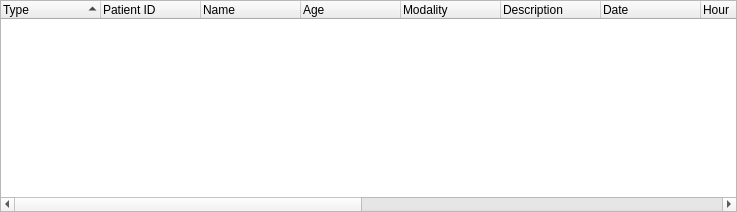
Before: the Qt Designer form starviewer/src/interface/qstudytreewidgetbase.ui in starviewer-medical/starviewer, drawn with Qt 5.
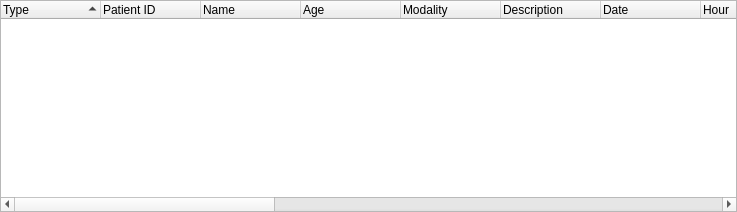
After: the same form once the commit is applied.

Diff of the .ui file:
```diff
--- a/starviewer/src/interface/qstudytreewidgetbase.ui
+++ b/starviewer/src/interface/qstudytreewidgetbase.ui
@@ -45,7 +45,7 @@
       <enum>QAbstractItemView::SingleSelection</enum>
      </property>
      <property name="rootIsDecorated" >
-      <bool>false</bool>
+      <bool>true</bool>
      </property>
      <property name="sortingEnabled" >
       <bool>true</bool>
@@ -125,6 +125,31 @@
        <string>Protocol Name</string>
       </property>
      </column>
+     <column>
+      <property name="text" >
+       <string>Ref Physician Name</string>
+      </property>
+     </column>
+     <column>
+      <property name="text" >
+       <string>PP Start Date</string>
+      </property>
+     </column>
+     <column>
+      <property name="text" >
+       <string>PP Start Time</string>
+      </property>
+     </column>
+     <column>
+      <property name="text" >
+       <string>Req. Proc. ID</string>
+      </property>
+     </column>
+     <column>
+      <property name="text" >
+       <string>Sche. Proc. Step ID</string>
+      </property>
+     </column>
      <column>
       <property name="text" >
        <string/>
```
Left out of the diff: 6 changed lines with no effect on the pictures.
